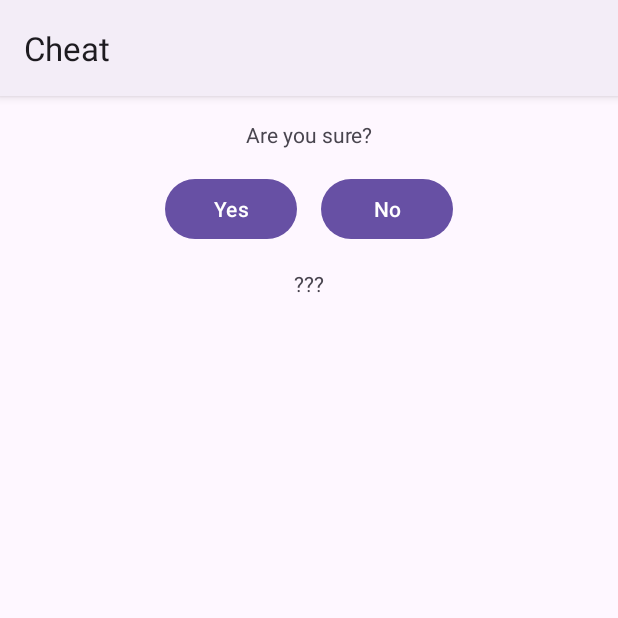
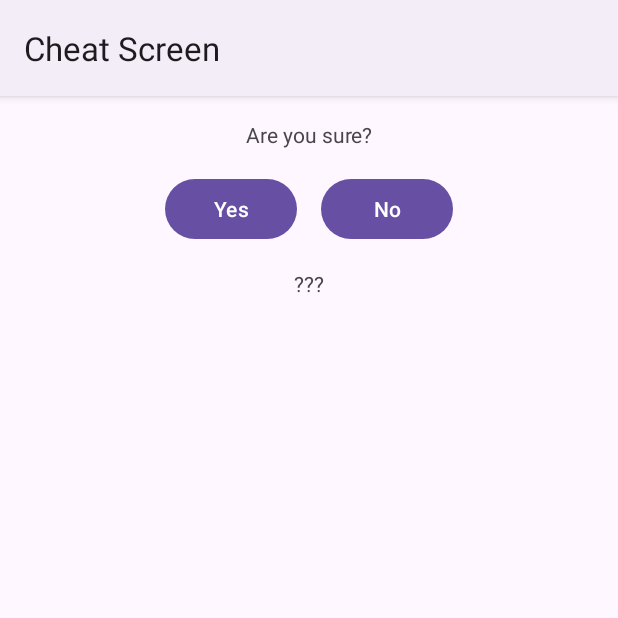
Before and after one commit to palmer0/AdvQuiz-TDD, an Android app: the screen it shows after launch (CheatActivity), after a tap on "Cheat", on a phone screen of 412 x 824 dp, the top half of it. Run offline under Robolectric (Android 15) with nearby library versions, the phone set to English and light mode, and no system bars; 3 other taps on this screen came first.

Commit message:
refactorizando codigo

```diff
--- a/app/src/main/java/es/ulpgc/eite/da/advquiz/cheat/CheatScreen.java
+++ b/app/src/main/java/es/ulpgc/eite/da/advquiz/cheat/CheatScreen.java
@@ -18,7 +18,7 @@ public class CheatScreen {
     CheatContract.Presenter presenter = new CheatPresenter(mediator);
 
     CheatContract.Model model = new CheatModel();
-    model.setAnswerEmptyText( context.get().getString(R.string.empty_result));
+    model.setAnswerEmptyText( context.get().getString(R.string.empty_answer));
 
     presenter.injectModel(model);
     presenter.injectView(new WeakReference<>(view));
--- a/app/src/main/res/values/strings.xml
+++ b/app/src/main/res/values/strings.xml
@@ -2,8 +2,8 @@
     <string name="app_name">Adv Quiz</string>
 
 
-    <string name="question_screen_title">Question</string>
-    <string name="cheat_screen_title">Cheat</string>
+    <string name="question_screen_title">Question Screen</string>
+    <string name="cheat_screen_title">Cheat Screen</string>
 
     <string name="correct_result">Correct</string>
     <string name="incorrect_result">Incorrect</string>
```
